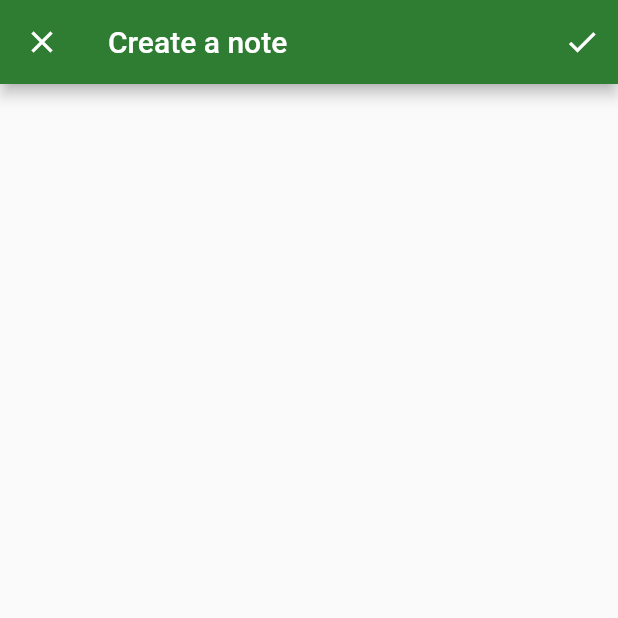
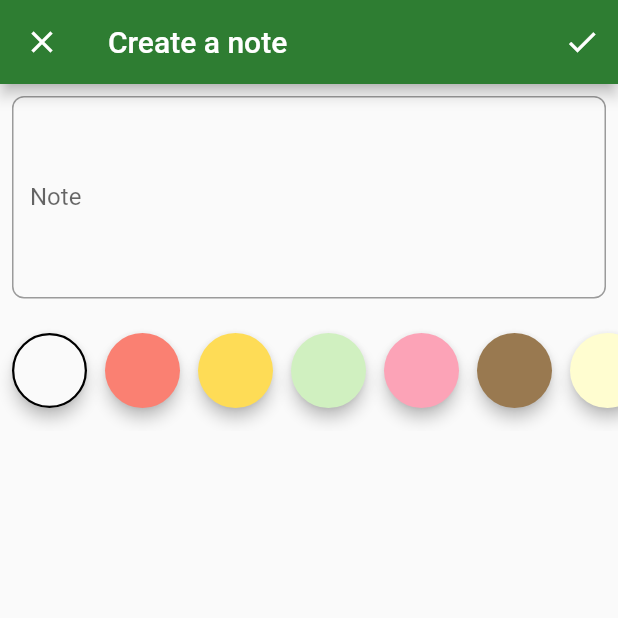
Before and after one commit to RuslanSivalnev/ddd_todo, a Flutter app: the NoteFormPage screen opened by its route, on a phone screen of 412 x 824 dp, the top half of it. Run offline on Flutter 3.47's test engine with Material 2 defaults, Android fonts, the phone set to English and light mode, and no system bars; our stand-ins replace another_flushbar, auto_route, bloc, cloud_firestore, dartz, firebase_auth and 9 more; accounts and stored records are empty; generated files the repository leaves out were written again.

Commit message:
added body field and color field widgets

```diff
--- a/lib/main.dart
+++ b/lib/main.dart
@@ -4,7 +4,7 @@ import 'package:flutter_to_do_ddd/injection.dart';
 import 'package:flutter_to_do_ddd/presentation/core/app_widget.dart';
 import 'package:injectable/injectable.dart';
 
-void main() async {
+Future<void> main() async {
   WidgetsFlutterBinding.ensureInitialized();
   await Firebase.initializeApp();
   configureInjection(Environment.prod);
--- a/lib/presentation/notes/note_form/note_form_page.dart
+++ b/lib/presentation/notes/note_form/note_form_page.dart
@@ -5,6 +5,8 @@ import 'package:flutter/material.dart';
 import 'package:flutter_bloc/flutter_bloc.dart';
 import 'package:flutter_to_do_ddd/application/notes/note_form/note_form_bloc.dart';
 import 'package:flutter_to_do_ddd/domain/notes/note.dart';
+import 'package:flutter_to_do_ddd/presentation/notes/note_form/widgets/body_field_widget.dart';
+import 'package:flutter_to_do_ddd/presentation/notes/note_form/widgets/color_field_widget.dart';
 import 'package:flutter_to_do_ddd/presentation/routes/router.gr.dart';
 
 import '../../../injection.dart';
@@ -34,8 +36,8 @@ class NoteFormPage extends StatelessWidget {
                     ),
                   ).show(context);
                 },
-                (_) => {
-                  AutoRouter.of(context).popUntil((route) => route.settings.name == NoteFormPageRoute.name),
+                (_) {
+                  AutoRouter.of(context).pop();
                 },
               );
             },
@@ -113,6 +115,22 @@ class NoteFormPageScaffold extends StatelessWidget {
           )
         ],
       ),
+      body: BlocBuilder<NoteFormBloc, NoteFormState>(
+        buildWhen: (p, c) => p.showErrorMessages != c.showErrorMessages,
+        builder: (context, state) {
+          return Form(
+            autovalidate: state.showErrorMessages,
+            child: SingleChildScrollView(
+              child: Column(
+                children: [
+                  const BodyField(),
+                  const ColorFieldWidget(),
+                ],
+              ),
+            ),
+          );
+        },
+      ),
     );
   }
 }
--- /dev/null
+++ b/lib/presentation/notes/note_form/widgets/body_field_widget.dart
@@ -0,0 +1,42 @@
+import 'package:flutter/material.dart';
+import 'package:flutter_bloc/flutter_bloc.dart';
+import 'package:flutter_hooks/flutter_hooks.dart';
+import 'package:flutter_to_do_ddd/application/notes/note_form/note_form_bloc.dart';
+import 'package:flutter_to_do_ddd/domain/notes/value_object.dart';
+
+class BodyField extends HookWidget {
+  const BodyField({
+    Key? key,
+  }) : super(key: key);
+
+  @override
+  Widget build(BuildContext context) {
+    final textEditingController = useTextEditingController();
+
+    return BlocListener<NoteFormBloc, NoteFormState>(
+      listenWhen: (p, c) => p.isEditing != c.isEditing,
+      listener: (context, state) {
+        textEditingController.text = state.note.body.getOrCrash();
+      },
+      child: Padding(
+        padding: const EdgeInsets.all(8.0),
+        child: TextFormField(
+          controller: textEditingController,
+          decoration: const InputDecoration(labelText: 'Note', counterText: ''),
+          maxLength: NoteBody.maxLength,
+          maxLines: null,
+          minLines: 5,
+          onChanged: (value) => BlocProvider.of<NoteFormBloc>(context).add(NoteFormEvent.bodyChanged(value)),
+          validator: (value) => BlocProvider.of<NoteFormBloc>(context).state.note.body.value.fold(
+                (f) => f.maybeMap(
+                  empty: (_) => 'Cannot be empty',
+                  exceedingLength: (failureValue) => 'Exceeding length, max: ${failureValue.max}',
+                  orElse: () => null,
+                ),
+                (r) => null,
+              ),
+        ),
+      ),
+    );
+  }
+}
--- /dev/null
+++ b/lib/presentation/notes/note_form/widgets/color_field_widget.dart
@@ -0,0 +1,53 @@
+import 'package:flutter/material.dart';
+import 'package:flutter_bloc/flutter_bloc.dart';
+import 'package:flutter_to_do_ddd/application/notes/note_form/note_form_bloc.dart';
+import 'package:flutter_to_do_ddd/domain/notes/value_object.dart';
+
+class ColorFieldWidget extends StatelessWidget {
+  const ColorFieldWidget({
+    Key? key,
+  }) : super(key: key);
+
+  @override
+  Widget build(BuildContext context) {
+    return BlocBuilder<NoteFormBloc, NoteFormState>(
+      buildWhen: (p, c) => p.note.color != c.note.color,
+      builder: (context, state) {
+        return Container(
+          height: 80,
+          child: ListView.separated(
+            padding: const EdgeInsets.symmetric(horizontal: 8),
+            physics: const BouncingScrollPhysics(),
+            scrollDirection: Axis.horizontal,
+            itemCount: NoteColor.predefinedColors.length,
+            itemBuilder: (context, index) {
+              final itemColor = NoteColor.predefinedColors[index];
+              return GestureDetector(
+                onTap: () {
+                  BlocProvider.of<NoteFormBloc>(context).add(NoteFormEvent.colorChanged(itemColor));
+                },
+                child: Material(
+                  elevation: 4,
+                  shape: CircleBorder(
+                    side: state.note.color.value.fold(
+                          (_) => BorderSide.none,
+                          (color) => itemColor == color ? const BorderSide(width: 1.5) : BorderSide.none,
+                    ),
+                  ),
+                  color: itemColor,
+                  child: Container(
+                    height: 50,
+                    width: 50,
+                  ),
+                ),
+              );
+            },
+            separatorBuilder: (context, index) {
+              return const SizedBox(width: 12);
+            },
+          ),
+        );
+      },
+    );
+  }
+}
```
Also changed, not shown: lib/infrastructure/auth/firebase_auth_facade.dart (+4 -5 lines), lib/infrastructure/notes/note_dtos.dart (+7 -3 lines), lib/infrastructure/notes/note_repository.dart (+6 -5 lines), lib/infrastructure/notes/note_dtos.freezed.dart, lib/infrastructure/notes/note_dtos.g.dart.
